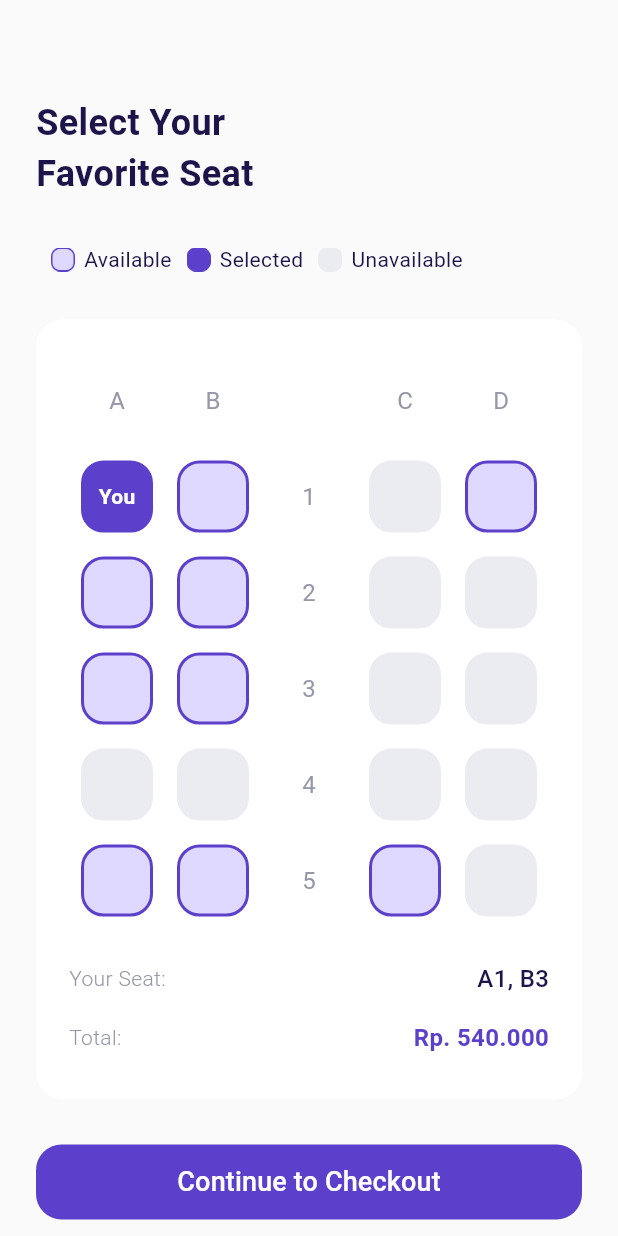
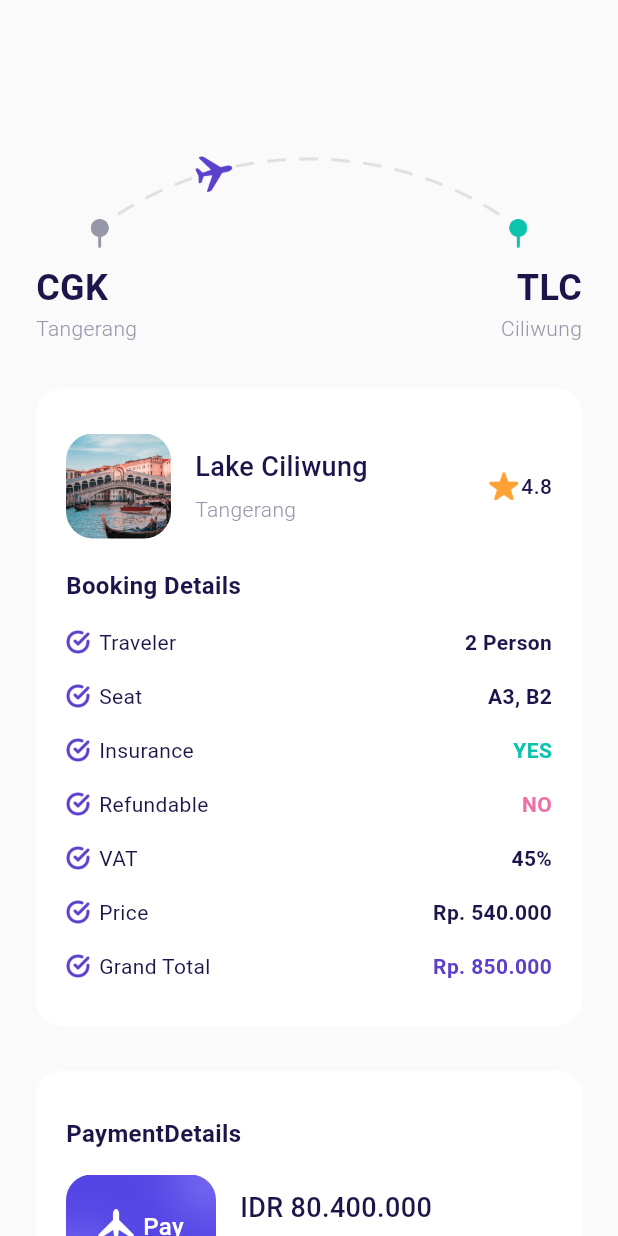
Before and after one commit to nurmuhamadrum/flutter-booking-airplane-ticket, a Flutter app: the ChooseSeatPage screen opened directly, after a tap on "Continue to Checkout", on a phone screen of 412 x 824 dp. Run offline on Flutter 3.47's test engine with Material 3 defaults, Android fonts, the phone set to English and light mode, and no system bars.

Commit message:
create checkout page and success page

```diff
--- /dev/null
+++ b/lib/ui/pages/checkout_page.dart
@@ -0,0 +1,318 @@
+import 'package:airplane/ui/pages/success_checkout_page.dart';
+import 'package:airplane/ui/widgets/booking_detail_item.dart';
+import 'package:airplane/ui/widgets/custom_button.dart';
+import 'package:flutter/material.dart';
+import '../../shared/theme.dart';
+
+class CheckoutPage extends StatelessWidget {
+  const CheckoutPage({super.key});
+
+  @override
+  Widget build(BuildContext context) {
+    Widget route() {
+      return Container(
+        margin: EdgeInsets.only(top: 100),
+        child: Column(
+          children: [
+            Container(
+              width: 291,
+              height: 65,
+              margin: EdgeInsets.only(bottom: 10),
+              decoration: BoxDecoration(
+                image: DecorationImage(
+                  image: AssetImage('assets/image_checkout.png'),
+                ),
+              ),
+            ),
+            Row(
+              mainAxisAlignment: MainAxisAlignment.spaceBetween,
+              children: [
+                Column(
+                  crossAxisAlignment: CrossAxisAlignment.start,
+                  children: [
+                    Text(
+                      'CGK',
+                      style: blackTextStyle.copyWith(
+                        fontSize: 24,
+                        fontWeight: semiBold,
+                      ),
+                    ),
+                    Text(
+                      'Tangerang',
+                      style: greyTextStyle.copyWith(fontWeight: light),
+                    ),
+                  ],
+                ),
+                Column(
+                  crossAxisAlignment: CrossAxisAlignment.end,
+                  children: [
+                    Text(
+                      'TLC',
+                      style: blackTextStyle.copyWith(
+                        fontSize: 24,
+                        fontWeight: semiBold,
+                      ),
+                    ),
+                    Text(
+                      'Ciliwung',
+                      style: greyTextStyle.copyWith(fontWeight: light),
+                    ),
+                  ],
+                ),
+              ],
+            ),
+          ],
+        ),
+      );
+    }
+
+    Widget bookingDetails() {
+      return Container(
+        margin: EdgeInsets.only(top: 30),
+        padding: EdgeInsets.symmetric(horizontal: 20, vertical: 30),
+        decoration: BoxDecoration(
+          borderRadius: BorderRadius.circular(defaultRadius),
+          color: keyWhiteColor,
+        ),
+        child: Column(
+          crossAxisAlignment: CrossAxisAlignment.start,
+          children: [
+            // NOTE: DESTINATION TILE
+            Row(
+              children: [
+                Container(
+                  width: 70,
+                  height: 70,
+                  margin: EdgeInsets.only(right: 16),
+                  decoration: BoxDecoration(
+                    borderRadius: BorderRadius.circular(18),
+                    image: DecorationImage(
+                      fit: BoxFit.cover,
+                      image: AssetImage('assets/image_destination_1.png'),
+                    ),
+                  ),
+                ),
+                Expanded(
+                  child: Column(
+                    crossAxisAlignment: CrossAxisAlignment.start,
+                    children: [
+                      Text(
+                        'Lake Ciliwung',
+                        style: blackTextStyle.copyWith(
+                          fontSize: 18,
+                          fontWeight: medium,
+                        ),
+                      ),
+                      SizedBox(height: 5),
+                      Text(
+                        'Tangerang',
+                        style: greyTextStyle.copyWith(fontWeight: light),
+                      ),
+                    ],
+                  ),
+                ),
+                Row(
+                  mainAxisAlignment: MainAxisAlignment.center,
+                  crossAxisAlignment: CrossAxisAlignment.center,
+                  children: [
+                    Container(
+                      width: 20,
+                      height: 20,
+                      margin: EdgeInsets.only(right: 2),
+                      decoration: BoxDecoration(
+                        image: DecorationImage(
+                          image: AssetImage('assets/icon_star.png'),
+                        ),
+                      ),
+                    ),
+                    Text(
+                      '4.8',
+                      style: blackTextStyle.copyWith(fontWeight: medium),
+                    ),
+                  ],
+                ),
+              ],
+            ),
+
+            // NOTE: BOOKING DETAIL
+            Container(
+              margin: EdgeInsets.only(top: 20),
+              child: Text(
+                'Booking Details',
+                style: blackTextStyle.copyWith(
+                  fontSize: 16,
+                  fontWeight: semiBold,
+                ),
+              ),
+            ),
+
+            // NOTE: DETAIL ITEM
+            BookingDetailItem(
+              title: 'Traveler',
+              valueText: '2 Person',
+              valueColor: keyBlackColor,
+            ),
+            BookingDetailItem(
+              title: 'Seat',
+              valueText: 'A3, B2',
+              valueColor: keyBlackColor,
+            ),
+            BookingDetailItem(
+              title: 'Insurance',
+              valueText: 'YES',
+              valueColor: keyGreenColor,
+            ),
+            BookingDetailItem(
+              title: 'Refundable',
+              valueText: 'NO',
+              valueColor: keyRedColor,
+            ),
+            BookingDetailItem(
+              title: 'VAT',
+              valueText: '45%',
+              valueColor: keyBlackColor,
+            ),
+            BookingDetailItem(
+              title: 'Price',
+              valueText: 'Rp. 540.000',
+              valueColor: keyBlackColor,
+            ),
+            BookingDetailItem(
+              title: 'Grand Total',
+              valueText: 'Rp. 850.000',
+              valueColor: keyPrimaryColor,
+            ),
+          ],
+        ),
+      );
+    }
+
+    Widget paymentDetails() {
+      return Container(
+        margin: EdgeInsets.only(top: 30),
+        padding: EdgeInsets.symmetric(horizontal: 20, vertical: 30),
+        decoration: BoxDecoration(
+          borderRadius: BorderRadius.circular(defaultRadius),
+          color: keyWhiteColor,
+        ),
+        child: Column(
+          crossAxisAlignment: CrossAxisAlignment.start,
+          children: [
+            Text(
+              'PaymentDetails',
+              style: blackTextStyle.copyWith(
+                fontSize: 16,
+                fontWeight: semiBold,
+              ),
+            ),
+            Container(
+              margin: EdgeInsets.only(top: 16),
+              child: Row(
+                children: [
+                  Container(
+                    width: 100,
+                    height: 70,
+                    margin: EdgeInsets.only(right: 16),
+                    decoration: BoxDecoration(
+                      borderRadius: BorderRadius.circular(defaultRadius),
+                      image: DecorationImage(
+                        fit: BoxFit.cover,
+                        image: AssetImage('assets/image_card.png'),
+                      ),
+                    ),
+                    child: Center(
+                      child: Row(
+                        mainAxisAlignment: MainAxisAlignment.center,
+                        children: [
+                          Container(
+                            width: 24,
+                            height: 24,
+                            margin: EdgeInsets.only(right: 6),
+                            decoration: BoxDecoration(
+                              image: DecorationImage(
+                                image: AssetImage('assets/icon_plane.png'),
+                              ),
+                            ),
+                          ),
+                          Text(
+                            'Pay',
+                            style: whiteTextStyle.copyWith(
+                              fontSize: 16,
+                              fontWeight: medium,
+                            ),
+                          ),
+                        ],
+                      ),
+                    ),
+                  ),
+                  Expanded(
+                    child: Column(
+                      crossAxisAlignment: CrossAxisAlignment.start,
+                      children: [
+                        Text(
+                          'IDR 80.400.000',
+                          style: blackTextStyle.copyWith(
+                            fontSize: 18,
+                            fontWeight: medium,
+                          ),
+                          overflow: TextOverflow.ellipsis,
+                        ),
+                        SizedBox(height: 5),
+                        Text(
+                          'Current Balance',
+                          style: greyTextStyle.copyWith(fontWeight: light),
+                        ),
+                      ],
+                    ),
+                  ),
+                ],
+              ),
+            ),
+          ],
+        ),
+      );
+    }
+
+    Widget payNowButton() {
+      return CustomButton(
+        title: 'Pay Now',
+        onPressed: () {
+          Navigator.push(
+            context,
+            MaterialPageRoute(builder: (context) => SuccessCheckoutPage()),
+          );
+        },
+        margin: EdgeInsets.only(top: 30),
+      );
+    }
+
+    Widget tacButton() {
+      return Container(
+        alignment: Alignment.center,
+        margin: EdgeInsets.only(top: 30, bottom: 73),
+        child: Text(
+          'Term and Condition',
+          style: greyTextStyle.copyWith(
+            fontSize: 16,
+            fontWeight: light,
+            decoration: TextDecoration.underline,
+          ),
+        ),
+      );
+    }
+
+    return Scaffold(
+      backgroundColor: keyBackgroundColor,
+      body: ListView(
+        padding: EdgeInsets.symmetric(horizontal: defaultMargin),
+        children: [
+          route(),
+          bookingDetails(),
+          paymentDetails(),
+          payNowButton(),
+          tacButton(),
+        ],
+      ),
+    );
+  }
+}
--- a/lib/ui/pages/choose_seat_page.dart
+++ b/lib/ui/pages/choose_seat_page.dart
@@ -1,3 +1,4 @@
+import 'package:airplane/ui/pages/checkout_page.dart';
 import 'package:airplane/ui/widgets/custom_button.dart';
 import 'package:airplane/ui/widgets/seat_item.dart';
 import 'package:flutter/material.dart';
@@ -259,14 +260,17 @@ class ChooseSeatPage extends StatelessWidget {
                   ),
                   Text(
                     'A1, B3',
-                    style: blackTextStyle.copyWith(fontWeight: medium, fontSize: 16),
+                    style: blackTextStyle.copyWith(
+                      fontWeight: medium,
+                      fontSize: 16,
+                    ),
                   ),
                 ],
               ),
             ),
 
-             // NOTE: TOTAL
-             Container(
+            // NOTE: TOTAL
+            Container(
               margin: EdgeInsets.only(top: 16),
               child: Row(
                 mainAxisAlignment: MainAxisAlignment.spaceBetween,
@@ -277,7 +281,10 @@ class ChooseSeatPage extends StatelessWidget {
                   ),
                   Text(
                     'Rp. 540.000',
-                    style: purpleTextStyle.copyWith(fontWeight: semiBold, fontSize: 16),
+                    style: purpleTextStyle.copyWith(
+                      fontWeight: semiBold,
+                      fontSize: 16,
+                    ),
                   ),
                 ],
               ),
@@ -288,7 +295,16 @@ class ChooseSeatPage extends StatelessWidget {
     }
 
     Widget checkoutButton() {
-      return CustomButton(margin: EdgeInsets.only(top: 30, bottom: 46), title: 'Continue to Checkout', onPressed: (){});
+      return CustomButton(
+        margin: EdgeInsets.only(top: 30, bottom: 46),
+        title: 'Continue to Checkout',
+        onPressed: () {
+          Navigator.push(
+            context,
+            MaterialPageRoute(builder: (context) => CheckoutPage()),
+          );
+        },
+      );
     }
 
     return Scaffold(
--- /dev/null
+++ b/lib/ui/pages/setting_page.dart
@@ -0,0 +1,12 @@
+import 'package:flutter/material.dart';
+
+class SettingPage extends StatelessWidget {
+  const SettingPage({super.key});
+
+  @override
+  Widget build(BuildContext context) {
+    return Center(
+      child: Text('Setting Page'),
+    );
+  }
+}
--- /dev/null
+++ b/lib/ui/pages/success_checkout_page.dart
@@ -0,0 +1,52 @@
+import 'package:airplane/ui/widgets/custom_button.dart';
+import 'package:flutter/material.dart';
+import '../../shared/theme.dart';
+
+class SuccessCheckoutPage extends StatelessWidget {
+  const SuccessCheckoutPage({super.key});
+
+  @override
+  Widget build(BuildContext context) {
+    return Scaffold(
+      backgroundColor: keyBackgroundColor,
+      body: Center(
+        child: Column(
+          mainAxisAlignment: MainAxisAlignment.center,
+          children: [
+            Container(
+              width: 300,
+              height: 150,
+              margin: EdgeInsets.only(bottom: 80),
+              decoration: BoxDecoration(
+                image: DecorationImage(
+                  image: AssetImage('assets/image_success.png'),
+                ),
+              ),
+            ),
+            Text(
+              'Well Booked 😍',
+              style: blackTextStyle.copyWith(
+                fontSize: 32,
+                fontWeight: semiBold,
+              ),
+            ),
+            SizedBox(height: 10),
+            Text(
+              'Are you ready to explore the new \nworld of experiences?',
+              style: greyTextStyle.copyWith(fontSize: 16, fontWeight: light),
+              textAlign: TextAlign.center,
+            ),
+            CustomButton(
+              title: 'My Bookings',
+              onPressed: () {
+                Navigator.pushNamedAndRemoveUntil(context, '/main', (route) => false);
+              },
+              width: 220,
+              margin: EdgeInsets.only(top: 50),
+            ),
+          ],
+        ),
+      ),
+    );
+  }
+}
--- /dev/null
+++ b/lib/ui/pages/transaction_page.dart
@@ -0,0 +1,12 @@
+import 'package:flutter/material.dart';
+
+class TransactionPage extends StatelessWidget {
+  const TransactionPage({super.key});
+
+  @override
+  Widget build(BuildContext context) {
+    return Center(
+      child: Text('Transaction Page'),
+    );
+  }
+}
--- /dev/null
+++ b/lib/ui/pages/wallet_page.dart
@@ -0,0 +1,12 @@
+import 'package:flutter/material.dart';
+
+class WalletPage extends StatelessWidget {
+  const WalletPage({super.key});
+
+  @override
+  Widget build(BuildContext context) {
+    return Center(
+      child: Text('Wallet Page'),
+    );
+  }
+}
--- /dev/null
+++ b/lib/ui/widgets/booking_detail_item.dart
@@ -0,0 +1,45 @@
+import 'package:flutter/material.dart';
+import '../../shared/theme.dart';
+
+class BookingDetailItem extends StatelessWidget {
+  final String title;
+  final String valueText;
+  final Color valueColor;
+
+  const BookingDetailItem({
+    super.key,
+    required this.title,
+    required this.valueText,
+    required this.valueColor,
+  });
+
+  @override
+  Widget build(BuildContext context) {
+    return Container(
+      margin: EdgeInsets.only(top: 16),
+      child: Row(
+        children: [
+          Container(
+            width: 16,
+            height: 16,
+            margin: EdgeInsets.only(right: 6),
+            decoration: BoxDecoration(
+              image: DecorationImage(
+                image: AssetImage('assets/icon_check.png'),
+              ),
+            ),
+          ),
+          Text(title, style: blackTextStyle),
+          Spacer(),
+          Text(
+            valueText,
+            style: blackTextStyle.copyWith(
+              fontWeight: semiBold,
+              color: valueColor,
+            ),
+          ),
+        ],
+      ),
+    );
+  }
+}
```
